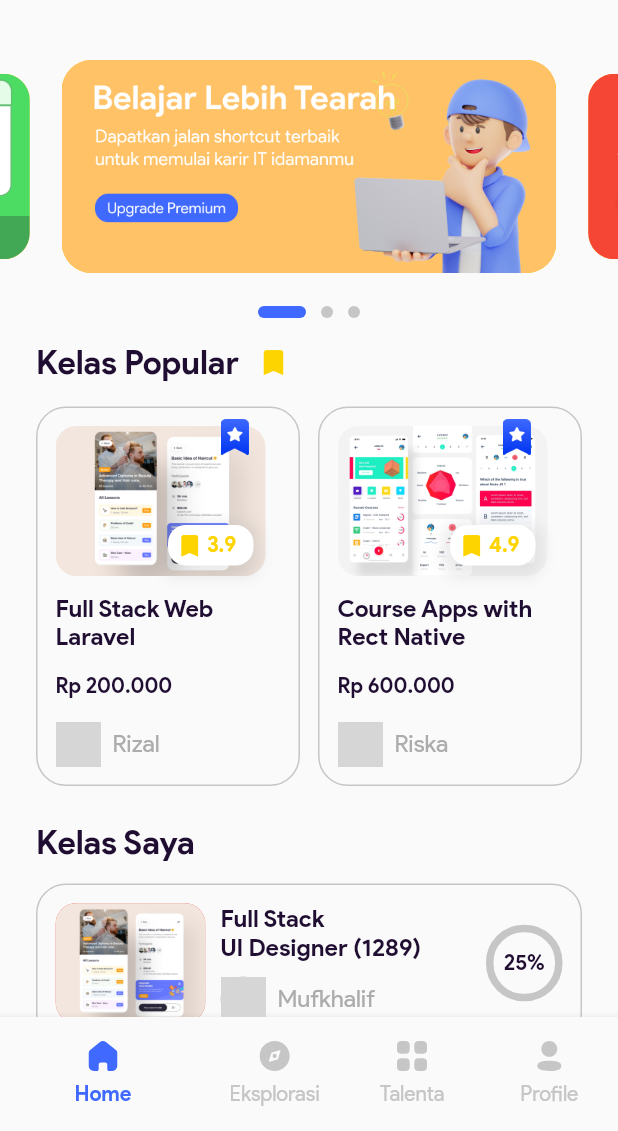
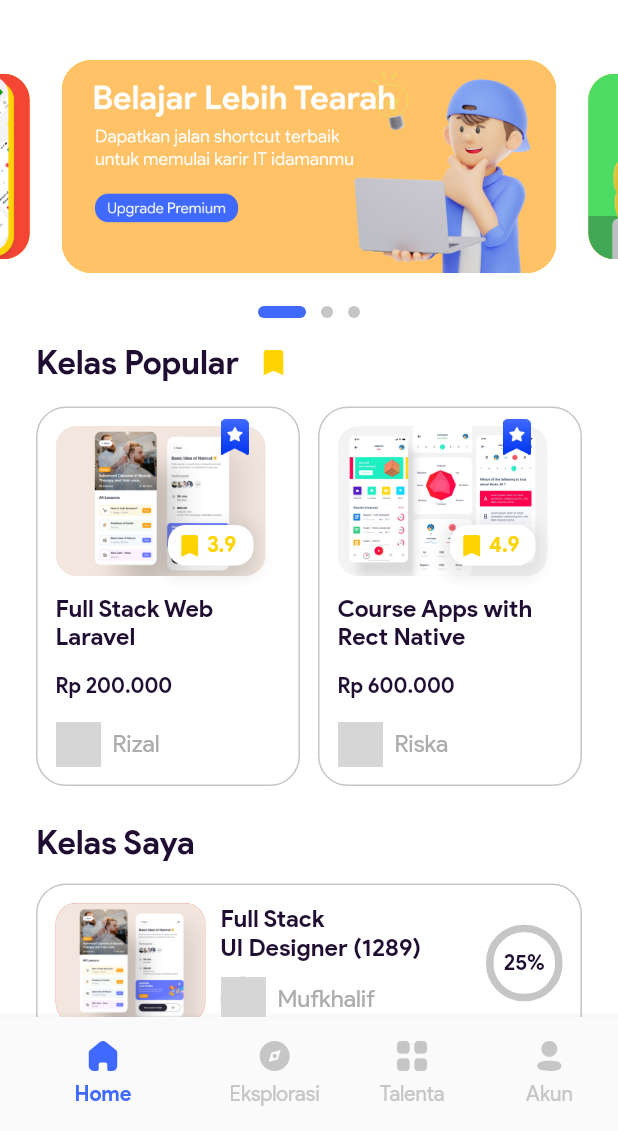
Before and after one commit to Mufkhalif/flutter-app-course, a Flutter app: the HomePage screen opened directly, on a phone screen of 412 x 824 dp, the part 105-1236 px from its top. Run offline on Flutter 3.47's test engine with Material 2 defaults, Android fonts, the light colour scheme and no system bars; drawn by our look-alikes of carousel_slider; our stand-ins replace flutter_svg; network calls fail; grey boxes are pictures that could not be loaded.

Commit message:
update complete all screen design figma

```diff
--- a/lib/pages/home_page.dart
+++ b/lib/pages/home_page.dart
@@ -1,4 +1,5 @@
 import 'package:flutter/material.dart';
+import 'package:my_learning_app/pages/akun_screen.dart';
 import 'package:my_learning_app/pages/explore_screen.dart';
 import 'package:my_learning_app/pages/home_screen.dart';
 import 'package:my_learning_app/pages/talenta_screen.dart';
@@ -77,7 +78,7 @@ class _HomePageState extends State<HomePage> {
               _selectedIndex == 3
                   ? 'assets/images/ic_profile_active.svg'
                   : 'assets/images/ic_profile_unactive.svg',
-              'Profile'),
+              'Akun'),
         ],
         showSelectedLabels: false,
         showUnselectedLabels: false,
@@ -113,6 +114,8 @@ class IndexPage extends StatelessWidget {
         ? HomeScreen(controller: _controller, maxWidth: maxWidth)
         : index == 1
             ? ExploreScreen(maxWidth: maxWidth)
-            : TalentaScreen(maxWidth: maxWidth);
+            : index == 2
+                ? TalentaScreen(maxWidth: maxWidth)
+                : AkunScreen();
   }
 }
--- a/lib/pages/home_screen.dart
+++ b/lib/pages/home_screen.dart
@@ -2,6 +2,7 @@ import 'package:flutter/material.dart';
 import 'package:my_learning_app/themes/themes.dart';
 import 'package:carousel_slider/carousel_slider.dart';
 import 'package:my_learning_app/widgets/card_badge.dart';
+import 'package:my_learning_app/widgets/card_myclass.dart';
 import 'package:my_learning_app/widgets/container_page.dart';
 
 class HomeScreen extends StatelessWidget {
@@ -77,89 +78,7 @@ class HomeScreen extends StatelessWidget {
             ),
             borderRadius: BorderRadius.circular(20.0),
           ),
-          child: Row(
-            mainAxisAlignment: MainAxisAlignment.start,
-            crossAxisAlignment: CrossAxisAlignment.center,
-            children: [
-              ClipRRect(
-                borderRadius: BorderRadius.circular(14.0),
-                child: Container(
-                  width: 100,
-                  height: 80,
-                  color: Colors.red,
-                  child: Stack(
-                    children: [
-                      Image.asset(
-                        'assets/images/class1.png',
-                        width: 100,
-                        height: 80,
-                        fit: BoxFit.cover,
-                      ),
-                    ],
-                  ),
-                ),
-              ),
-              SizedBox(width: 10),
-              Expanded(
-                child: Column(
-                  crossAxisAlignment: CrossAxisAlignment.start,
-                  children: [
-                    Text(
-                      'Full Stack \nUI Designer (1289)',
-                      style: boldBlackText.copyWith(fontSize: 16),
-                    ),
-                    SizedBox(height: 10),
-                    Row(
-                      children: [
-                        Container(
-                          width: 30,
-                          height: 30,
-                          decoration: BoxDecoration(
-                            border: Border.all(
-                              color: greyColor,
-                              width: 1.0,
-                            ),
-                            borderRadius: BorderRadius.circular(15.0),
-                            image: DecorationImage(
-                              image: NetworkImage(
-                                  'https://scontent-cgk1-2.cdninstagram.com/v/t51.2885-19/s150x150/196326587_203806188264518_2062963617481260510_n.jpg?tp=1&_nc_ht=scontent-cgk1-2.cdninstagram.com&_nc_ohc=2qk4XV7x_jYAX-fZWcA&edm=ABfd0MgBAAAA&ccb=7-4&oh=d950f09f1d9735fe72fcd98e84045117&oe=60C14990&_nc_sid=7bff83'),
-                              fit: BoxFit.cover,
-                            ),
-                          ),
-                        ),
-                        SizedBox(
-                          width: 8,
-                        ),
-                        Text(
-                          'Mufkhalif',
-                          style: regularGreyText.copyWith(
-                            color: Color(0xFFACACAC),
-                            fontSize: 16,
-                          ),
-                        )
-                      ],
-                    ),
-                  ],
-                ),
-              ),
-              Container(
-                width: 51,
-                height: 51,
-                decoration: BoxDecoration(
-                  border: Border.all(
-                    color: greyColor,
-                    width: 5,
-                  ),
-                  borderRadius: BorderRadius.all(
-                    Radius.circular(25),
-                  ),
-                ),
-                child: Center(
-                  child: Text('25%', style: boldBlackText),
-                ),
-              ),
-            ],
-          ),
+          child: CardMyClass(),
         )
       ],
     );
--- a/lib/pages/login_page.dart
+++ b/lib/pages/login_page.dart
@@ -1,7 +1,6 @@
 import 'package:flutter/material.dart';
 import 'package:my_learning_app/pages/home_page.dart';
 import 'package:my_learning_app/themes/themes.dart';
-import 'package:my_learning_app/widgets/content_modal.dart';
 
 class LoginPage extends StatelessWidget {
   @override
--- a/lib/widgets/card_badge.dart
+++ b/lib/widgets/card_badge.dart
@@ -1,5 +1,4 @@
 import 'package:flutter/material.dart';
-import 'package:my_learning_app/pages/detail_course_page.dart';
 import 'package:my_learning_app/themes/themes.dart';
 
 import 'content_modal.dart';
--- /dev/null
+++ b/lib/widgets/card_myclass.dart
@@ -0,0 +1,95 @@
+import 'package:flutter/material.dart';
+import 'package:my_learning_app/themes/themes.dart';
+
+class CardMyClass extends StatelessWidget {
+  const CardMyClass({
+    Key? key,
+  }) : super(key: key);
+
+  @override
+  Widget build(BuildContext context) {
+    return Row(
+      mainAxisAlignment: MainAxisAlignment.start,
+      crossAxisAlignment: CrossAxisAlignment.center,
+      children: [
+        ClipRRect(
+          borderRadius: BorderRadius.circular(14.0),
+          child: Container(
+            width: 100,
+            height: 80,
+            color: Colors.red,
+            child: Stack(
+              children: [
+                Image.asset(
+                  'assets/images/class1.png',
+                  width: 100,
+                  height: 80,
+                  fit: BoxFit.cover,
+                ),
+              ],
+            ),
+          ),
+        ),
+        SizedBox(width: 10),
+        Expanded(
+          child: Column(
+            crossAxisAlignment: CrossAxisAlignment.start,
+            children: [
+              Text(
+                'Full Stack \nUI Designer (1289)',
+                style: boldBlackText.copyWith(fontSize: 16),
+              ),
+              SizedBox(height: 10),
+              Row(
+                children: [
+                  Container(
+                    width: 30,
+                    height: 30,
+                    decoration: BoxDecoration(
+                      border: Border.all(
+                        color: greyColor,
+                        width: 1.0,
+                      ),
+                      borderRadius: BorderRadius.circular(15.0),
+                      image: DecorationImage(
+                        image: NetworkImage(
+                            'https://scontent-cgk1-2.cdninstagram.com/v/t51.2885-19/s150x150/196326587_203806188264518_2062963617481260510_n.jpg?tp=1&_nc_ht=scontent-cgk1-2.cdninstagram.com&_nc_ohc=2qk4XV7x_jYAX-fZWcA&edm=ABfd0MgBAAAA&ccb=7-4&oh=d950f09f1d9735fe72fcd98e84045117&oe=60C14990&_nc_sid=7bff83'),
+                        fit: BoxFit.cover,
+                      ),
+                    ),
+                  ),
+                  SizedBox(
+                    width: 8,
+                  ),
+                  Text(
+                    'Mufkhalif',
+                    style: regularGreyText.copyWith(
+                      color: Color(0xFFACACAC),
+                      fontSize: 16,
+                    ),
+                  )
+                ],
+              ),
+            ],
+          ),
+        ),
+        Container(
+          width: 51,
+          height: 51,
+          decoration: BoxDecoration(
+            border: Border.all(
+              color: greyColor,
+              width: 5,
+            ),
+            borderRadius: BorderRadius.all(
+              Radius.circular(25),
+            ),
+          ),
+          child: Center(
+            child: Text('25%', style: boldBlackText),
+          ),
+        ),
+      ],
+    );
+  }
+}
--- a/lib/widgets/container_page.dart
+++ b/lib/widgets/container_page.dart
@@ -23,6 +23,7 @@ class ContainerPage extends StatelessWidget {
     var carouselHeader = isCarousel ? CarouselHeader() : SizedBox();
 
     return Scaffold(
+      backgroundColor: Colors.white,
       body: Padding(
         padding: const EdgeInsets.only(top: 30),
         child: ListView(
@@ -73,8 +74,8 @@ class _CarouselHeaderState extends State<CarouselHeader> {
               height: 142.0,
               initialPage: 0,
               enableInfiniteScroll: true,
-              reverse: false,
-              autoPlay: false,
+              reverse: true,
+              autoPlay: true,
               autoPlayInterval: Duration(seconds: 3),
               autoPlayAnimationDuration: Duration(milliseconds: 800),
               autoPlayCurve: Curves.fastOutSlowIn,
--- a/lib/widgets/content_modal.dart
+++ b/lib/widgets/content_modal.dart
@@ -43,7 +43,6 @@ class Content extends StatelessWidget {
             SizedBox(height: 14),
             GestureDetector(
               onTap: () {
-                // Navigator.of(context).pop(null);
                 Navigator.push(context, MaterialPageRoute(builder: (_) {
                   return DetailCoursePage();
                 }));
```
Also changed, not shown: lib/pages/akun_screen.dart (added, +290 -0 lines).
